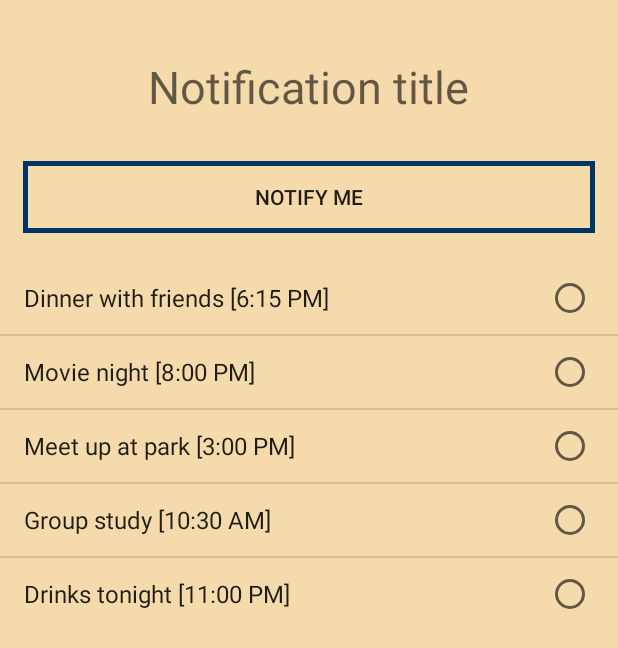
After one commit to Muttsu/SnapEvnt, an Android app: the NotificationsActivity screen opened directly, with no data from a screen before it, on a phone screen of 412 x 824 dp. The commit adds this screen. Shown: the top 648 px of the screen. Run offline under Robolectric (Android 15) with nearby library versions, the phone set to English and light mode, and no system bars.

Commit message:
notifications pages added

```diff
--- /dev/null
+++ b/app/src/main/java/com/mooncakestudio/corridor/snapevnt/NotificationsActivity.java
@@ -0,0 +1,120 @@
+package com.mooncakestudio.corridor.snapevnt;
+
+import android.app.Activity;
+import android.app.AlarmManager;
+import android.app.NotificationManager;
+import android.app.PendingIntent;
+import android.content.Intent;
+import android.support.v4.app.NotificationCompat;
+import android.os.Bundle;
+import android.view.Gravity;
+import android.view.View;
+import android.widget.AdapterView;
+import android.widget.ArrayAdapter;
+import android.widget.Button;
+import android.widget.EditText;
+import android.widget.ListView;
+import android.widget.Toast;
+
+import java.util.ArrayList;
+import java.util.Calendar;
+import java.util.Date;
+
+public class NotificationsActivity extends Activity {
+
+    ListView notificationsList;
+    Button addNotificationBtn;
+    EditText notificationETxt;
+
+    ArrayList<String> names = new ArrayList<String>();
+    ArrayAdapter<String> adapter;
+
+    NotificationCompat.Builder notification;
+    private static final int uniqueID = 2468;
+
+    @Override
+    protected void onCreate(Bundle savedInstanceState) {
+        super.onCreate(savedInstanceState);
+        setContentView(R.layout.activity_notifications);
+
+        notification = new NotificationCompat.Builder(this);
+        notification.setAutoCancel(true);
+
+        notificationsList = (ListView) findViewById(R.id.notificationsList);
+        addNotificationBtn = (Button) findViewById(R.id.addNotificationBtn);
+        notificationETxt = (EditText) findViewById(R.id.notificationETxt);
+
+        names.add("Dinner with friends [6:15 PM]");
+        names.add("Movie night [8:00 PM]");
+        names.add("Meet up at park [3:00 PM]");
+        names.add("Group study [10:30 AM]");
+        names.add("Drinks tonight [11:00 PM]");
+
+        // SET THE ADAPTER
+        adapter = new ArrayAdapter<String>(this, android.R.layout.simple_list_item_single_choice, names);
+        notificationsList.setChoiceMode(ListView.CHOICE_MODE_SINGLE);
+        notificationsList.setAdapter(adapter);
+
+        // SET SELECTED ITEM
+        notificationsList.setOnItemClickListener(new AdapterView.OnItemClickListener() {
+            @Override
+            public void onItemClick(AdapterView<?> parent, View view, int position, long id) {
+                notifyFirst(names.get(position));
+                notificationProcess();
+            }
+        });
+
+        addNotificationBtn.setOnClickListener(new View.OnClickListener() {
+            @Override
+            public void onClick(View view) {
+                String s = notificationETxt.getText().toString();
+                if(!s.isEmpty() && s.length() > 0){
+                    // ADD
+                    adapter.add(s);
+
+                    // REFRESH
+                    adapter.notifyDataSetChanged();
+                    notificationETxt.setText("");
+
+
+                } else{
+                    Toast toast = Toast.makeText(getApplicationContext(), "Please enter a subject", Toast.LENGTH_SHORT);
+                    toast.setGravity(Gravity.CENTER, 0, 0);
+                    toast.show();
+                }
+            }
+        });
+
+    }
+
+    // --------------  NOTIFICATION POCESSING  --------------
+    public void notificationProcess(){
+        Calendar calendar = Calendar.getInstance();
+
+        /*calendar.set(Calendar.HOUR_OF_DAY, 11);
+        calendar.set(Calendar.MINUTE, 59);
+        calendar.set(Calendar.SECOND, 59);*/
+
+        Intent intent = new Intent(getApplicationContext(), Notification_receiver.class);
+        PendingIntent pendingIntent = PendingIntent.getBroadcast(getApplicationContext(), 123, intent, PendingIntent.FLAG_UPDATE_CURRENT);
+
+        AlarmManager alarmManager = (AlarmManager) getSystemService(ALARM_SERVICE);
+        alarmManager.setRepeating(AlarmManager.RTC_WAKEUP, calendar.getTimeInMillis(), AlarmManager.INTERVAL_DAY, pendingIntent);
+    }
+
+    public void notifyFirst(String msg){
+        notification.setSmallIcon(R.drawable.ic_launcher);
+        notification.setTicker("SnapEvnt");
+        notification.setWhen(System.currentTimeMillis());
+        notification.setContentTitle("HACKER TROUP");
+        notification.setContentText(msg);
+
+        Intent intent = new Intent(this, NotificationsActivity.class);
+        PendingIntent pendingIntent = PendingIntent.getActivity(this, 0, intent, PendingIntent.FLAG_UPDATE_CURRENT);
+        notification.setContentIntent(pendingIntent);
+
+        //Builds notification and issues it
+        NotificationManager nm = (NotificationManager) getSystemService(NOTIFICATION_SERVICE);
+        nm.notify(uniqueID, notification.build());
+    }
+}
--- /dev/null
+++ b/app/src/main/res/drawable/my_button_bg.xml
@@ -0,0 +1,8 @@
+<?xml version="1.0" encoding="utf-8"?>
+<selector xmlns:android="http://schemas.android.com/apk/res/android">
+    <item>
+        <shape android:shape="rectangle">
+            <stroke android:width="3dp" android:color="#003366"/>
+        </shape>
+    </item>
+</selector>
--- /dev/null
+++ b/app/src/main/res/layout/activity_notifications.xml
@@ -0,0 +1,53 @@
+<?xml version="1.0" encoding="utf-8"?>
+<RelativeLayout xmlns:android="http://schemas.android.com/apk/res/android"
+
+    xmlns:app="http://schemas.android.com/apk/res-auto"
+    android:id="@+id/groceryListLayout"
+    android:layout_width="fill_parent"
+    android:layout_height="fill_parent"
+    android:background="#F5DAAB">
+
+    <EditText
+        android:id="@+id/notificationETxt"
+        android:layout_width="wrap_content"
+        android:layout_height="wrap_content"
+        android:layout_alignParentTop="true"
+        android:layout_centerHorizontal="true"
+        android:layout_marginTop="29dp"
+        android:background="#F5DAAB"
+        android:ems="7"
+        android:gravity="center_horizontal"
+        android:hint="@string/hintnotify"
+        android:inputType="textPersonName"
+        android:maxLength="15"
+        android:paddingBottom="8dp"
+        android:paddingTop="8dp"
+        android:textColor="#003366"
+        android:textSize="30sp" />
+
+
+    <Button
+        android:id="@+id/addNotificationBtn"
+        android:layout_width="wrap_content"
+        android:layout_height="wrap_content"
+        android:layout_alignParentEnd="true"
+        android:layout_alignParentLeft="true"
+        android:layout_alignParentRight="true"
+        android:layout_alignParentStart="true"
+        android:layout_below="@+id/notificationETxt"
+        android:layout_marginLeft="15dp"
+        android:layout_marginRight="15dp"
+        android:layout_marginTop="21dp"
+        android:background="@drawable/my_button_bg"
+        android:text="NOTIFY ME" />
+
+    <ListView
+        android:id="@+id/notificationsList"
+        android:layout_width="wrap_content"
+        android:layout_height="wrap_content"
+        android:layout_alignParentLeft="true"
+        android:layout_alignParentStart="true"
+        android:layout_below="@+id/addNotificationBtn"
+        android:layout_marginTop="19dp" />
+
+</RelativeLayout>
--- a/app/src/main/res/values/strings.xml
+++ b/app/src/main/res/values/strings.xml
@@ -2,4 +2,5 @@
     <string name="app_name">SnapEvnt</string>
     <string name="me">Me</string>
     <string name="hintlogin">USERNAME</string>
+    <string name="hintnotify">Notification title</string>
 </resources>
```
Also changed, not shown: app/src/main/AndroidManifest.xml (+5 -4 lines), app/src/main/java/com/mooncakestudio/corridor/snapevnt/ChatActivity.java (+50 -1 lines), app/src/main/java/com/mooncakestudio/corridor/snapevnt/Notification_receiver.java (added, +35 -0 lines), app/src/main/res/layout/activity_chat.xml (+80 -0 lines), app/src/main/res/drawable/add.png (added), app/src/main/res/drawable/calendar.png (added), app/src/main/res/drawable/calendarglow.png (added), app/src/main/res/drawable/ic_launcher.png (added), app/src/main/res/drawable/notification.png (added), app/src/main/res/drawable/notificationglow.png (added), app/src/main/res/drawable/poll.png (added), app/src/main/res/drawable/pollglow.png (added), app/src/main/res/drawable/randomizer.png (added), app/src/main/res/drawable/randomizerglow.png (added).
